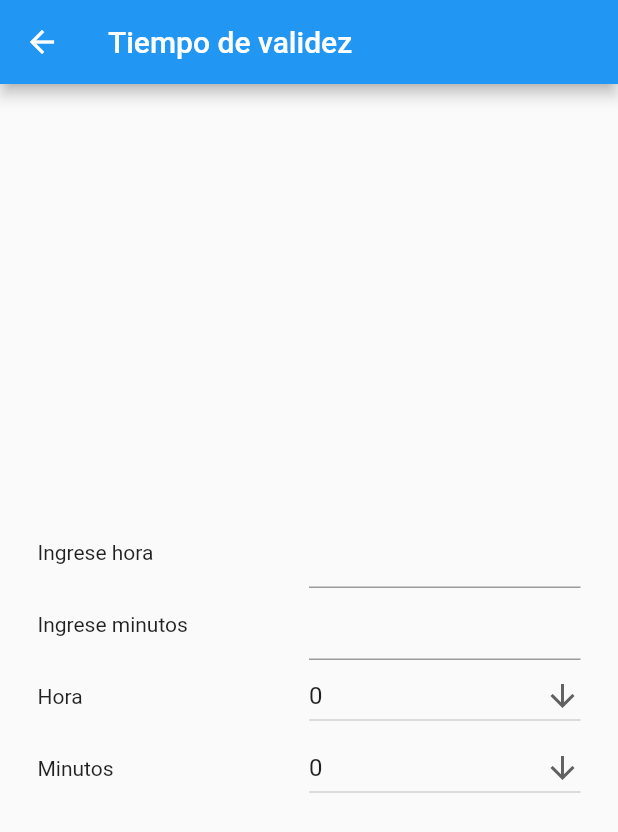
After one commit to alfredo961/widgets_de_prueba, a Flutter app: the TiempoValidezView screen opened by its route, on a phone screen of 412 x 824 dp. The commit adds this screen. Shown: the top 832 px of the screen. Run offline on Flutter 3.47's test engine with Material 2 defaults, Android fonts, the phone set to English and light mode, and no system bars; our stand-ins replace device_info, flutter_local_notifications, get, google_maps_flutter, image_picker, rxdart and 1 more; network calls fail.

Commit message:
tiempo validez

```diff
--- a/lib/home_controller.dart
+++ b/lib/home_controller.dart
@@ -40,4 +40,8 @@ class HomeController extends GetxController {
   Future? passToSocketView() {
     return Get.toNamed("/status");
   }
+
+  Future? passToTiempoValidezView() {
+    return Get.toNamed("/tiempo_validez");
+  }
 }
--- a/lib/home_page.dart
+++ b/lib/home_page.dart
@@ -100,6 +100,12 @@ class HomePage extends StatelessWidget {
                     Icons.signal_wifi_connected_no_internet_4_outlined),
                 onPressed: () => controller.passToSocketView()),
             espacio,
+            FloatingActionButton.extended(
+                heroTag: "btn11",
+                label: const Text("Tiempo de validez"),
+                icon: const Icon(Icons.timelapse),
+                onPressed: () => controller.passToTiempoValidezView()),
+            espacio,
           ],
         ),
       ),
--- a/lib/socket_view/socket_provider.dart
+++ b/lib/socket_view/socket_provider.dart
@@ -1,16 +1,16 @@
 import 'dart:developer';
 import 'package:flutter/material.dart' show ChangeNotifier, debugPrint;
-import 'package:socket_io_client/socket_io_client.dart' as IO;
+import 'package:socket_io_client/socket_io_client.dart' as scket;
 import 'package:tabbar/notificaciones_view/api/notification_api.dart';
 
 enum ServerStatus { online, offline, connecting }
 
 class SocketProvider extends ChangeNotifier {
   ServerStatus _serverStatus = ServerStatus.connecting;
-  IO.Socket? _socket;
+  scket.Socket? _socket;
 
   ServerStatus get serverStatus => _serverStatus;
-  IO.Socket get socket => _socket!;
+  scket.Socket get socket => _socket!;
   Function get emit => _socket!.emit;
 
   String? _nombre;
@@ -31,7 +31,7 @@ class SocketProvider extends ChangeNotifier {
   }
 
   void initSocket() {
-    _socket = IO.io('http://10.0.2.2:3000/', {
+    _socket = scket.io('http://10.0.2.2:3000/', {
       "transports": ["websocket"],
       "autoConnect": true
     });
--- /dev/null
+++ b/lib/tiempo_validez_view/input_formatter.dart
@@ -0,0 +1,20 @@
+import 'package:flutter/material.dart';
+import 'package:flutter/services.dart';
+
+class CustomRangeTextInputFormatter extends TextInputFormatter {
+  @override
+  TextEditingValue formatEditUpdate(
+    TextEditingValue oldValue,
+    TextEditingValue newValue,
+  ) {
+    if (newValue.text == '') {
+      return const TextEditingValue();
+    } else if (int.parse(newValue.text) < 1) {
+      return const TextEditingValue().copyWith(text: '1');
+    }
+
+    return int.parse(newValue.text) > 20
+        ? const TextEditingValue().copyWith(text: '59')
+        : newValue;
+  }
+}
--- /dev/null
+++ b/lib/tiempo_validez_view/tiempo_validez_provider.dart
@@ -0,0 +1,39 @@
+import 'package:flutter/material.dart' show ChangeNotifier;
+import 'package:get/get_state_manager/get_state_manager.dart';
+import 'package:get/state_manager.dart';
+
+class TiempoValidezProvider extends ChangeNotifier {}
+
+class TiempoValidezController extends GetxController {
+  RxString hora = "kk".obs;
+  RxString minutos = "mm".obs;
+  List<String> horasList = List<String>.generate(23, (i) => "$i");
+  List<String> minutosList = List<String>.generate(59, (i) => "$i");
+  RxString horaValue = "0".obs;
+  RxString minutoValue = "0".obs;
+
+  void changeHourText(String value) {
+    hora.value = value;
+    updateList(hora.value);
+  }
+
+  void changeMinuteText(String value) {
+    minutos.value = value;
+  }
+
+  void selectHourValue(value) {
+    horaValue.value = value;
+  }
+
+  void selectMinuteValue(value) {
+    minutoValue.value = value;
+  }
+
+  updateList(String hora) {
+    if (hora.isEmpty) hora = "0";
+    int b = (17 - int.parse(hora));
+    List<String> tempList = List<String>.generate(b, (i) => "$i");
+    horasList.clear();
+    horasList = tempList;
+  }
+}
--- /dev/null
+++ b/lib/tiempo_validez_view/tiempo_validez_view.dart
@@ -0,0 +1,125 @@
+import 'package:flutter/material.dart';
+import 'package:flutter/services.dart';
+import 'package:get/get.dart';
+import 'package:tabbar/tiempo_validez_view/tiempo_validez_provider.dart';
+
+class TiempoValidezView extends StatelessWidget {
+  TiempoValidezView({Key? key}) : super(key: key);
+
+  final TiempoValidezController controller = Get.put(TiempoValidezController());
+
+  @override
+  Widget build(BuildContext context) {
+    return Scaffold(
+      appBar: AppBar(
+        title: const Text('Tiempo de validez'),
+      ),
+      body: Container(
+        margin: const EdgeInsets.symmetric(
+          horizontal: 25.0,
+        ),
+        child: Column(
+          mainAxisAlignment: MainAxisAlignment.center,
+          crossAxisAlignment: CrossAxisAlignment.center,
+          children: <Widget>[
+            RowWidget(
+                text: 'Ingrese hora',
+                child: TextField(
+                  keyboardType: TextInputType.number,
+                  onChanged: controller.changeHourText,
+                  inputFormatters: [
+                    FilteringTextInputFormatter.digitsOnly,
+                  ],
+                )),
+            RowWidget(
+                text: 'Ingrese minutos',
+                child: TextField(
+                  keyboardType: TextInputType.number,
+                  onChanged: controller.changeMinuteText,
+                  inputFormatters: [
+                    FilteringTextInputFormatter.digitsOnly,
+                    //CustomRangeTextInputFormatter("59"),
+                  ],
+                )),
+            RowWidget(
+              text: 'Hora',
+              child: HourDropdown(),
+            ),
+            RowWidget(
+              text: 'Minutos',
+              child: MinuteDropdown(),
+            ),
+          ],
+        ),
+      ),
+    );
+  }
+}
+
+class RowWidget extends StatelessWidget {
+  final String? text;
+  final Widget? child;
+
+  RowWidget({Key? key, required this.text, required this.child})
+      : super(key: key);
+
+  final TiempoValidezController controller = Get.put(TiempoValidezController());
+
+  @override
+  Widget build(BuildContext context) {
+    return Row(
+      children: <Widget>[
+        Expanded(child: Text(text!)),
+        Expanded(child: child!),
+      ],
+    );
+  }
+}
+
+class HourDropdown extends StatelessWidget {
+  final TiempoValidezController controller = Get.put(TiempoValidezController());
+
+  HourDropdown({Key? key}) : super(key: key);
+
+  @override
+  Widget build(BuildContext context) {
+    return Obx(() => DropdownButton<String>(
+          isExpanded: true,
+          value: controller.horaValue.value,
+          icon: const Icon(Icons.arrow_downward),
+          iconSize: 24,
+          onChanged: controller.selectHourValue,
+          items: controller.horasList
+              .map<DropdownMenuItem<String>>((String value) {
+            return DropdownMenuItem<String>(
+              value: value,
+              child: Text(value),
+            );
+          }).toList(),
+        ));
+  }
+}
+
+class MinuteDropdown extends StatelessWidget {
+  final TiempoValidezController controller = Get.put(TiempoValidezController());
+
+  MinuteDropdown({Key? key}) : super(key: key);
+
+  @override
+  Widget build(BuildContext context) {
+    return Obx(() => DropdownButton<String>(
+          isExpanded: true,
+          value: controller.minutoValue.value,
+          icon: const Icon(Icons.arrow_downward),
+          iconSize: 24,
+          onChanged: controller.selectMinuteValue,
+          items: controller.minutosList
+              .map<DropdownMenuItem<String>>((String value) {
+            return DropdownMenuItem<String>(
+              value: value,
+              child: Text(value),
+            );
+          }).toList(),
+        ));
+  }
+}
--- /dev/null
+++ b/lib/utils/routes.dart
@@ -0,0 +1,54 @@
+import 'package:get/get_navigation/src/routes/get_route.dart';
+import 'package:provider/provider.dart';
+import 'package:tabbar/animation_view/animation_page.dart';
+import 'package:tabbar/device_info_view/device_info_provider.dart';
+import 'package:tabbar/device_info_view/device_info_view.dart';
+import 'package:tabbar/dropdown_view/dropdown_page.dart';
+import 'package:tabbar/form_view/form_page.dart';
+import 'package:tabbar/home_page.dart';
+import 'package:tabbar/map_view/map_view.dart';
+import 'package:tabbar/notificaciones_view/notificaciones_provider.dart';
+import 'package:tabbar/notificaciones_view/notificaciones_view.dart';
+import 'package:tabbar/ocr_view/ocr_view.dart';
+import 'package:tabbar/socket_view/socket_provider.dart';
+import 'package:tabbar/socket_view/socket_view.dart';
+import 'package:tabbar/socket_view/status_page.dart';
+import 'package:tabbar/stepper_views/stepper_page.dart';
+import 'package:tabbar/tabs_view/tab_page.dart';
+import 'package:tabbar/tiempo_validez_view/tiempo_validez_view.dart';
+
+List<GetPage<dynamic>>? getPages = [
+  GetPage(name: '/', page: () => HomePage()),
+  GetPage(name: '/tabs', page: () => TabBarPage()),
+  GetPage(name: '/steps', page: () => StepperPage()),
+  GetPage(name: '/form', page: () => FormPage()),
+  GetPage(name: '/map', page: () => const MapWidgetView()),
+  GetPage(name: '/dropdown', page: () => DropdownPage()),
+  GetPage(name: '/animation', page: () => const AnimationPage()),
+  GetPage(name: '/ocr', page: () => OCRView()),
+  GetPage(
+      name: '/notificacion',
+      page: () => ChangeNotifierProvider<NotificacionesProvider>(
+            create: (_) => NotificacionesProvider(),
+            child: const NotificacionesView(),
+          )),
+  GetPage(
+      name: '/deviceInfo',
+      page: () => ChangeNotifierProvider<DeviceInfoProvider>(
+            create: (_) => DeviceInfoProvider(),
+            child: const DeviceInfoView(),
+          )),
+  GetPage(
+      name: '/socket',
+      page: () => ChangeNotifierProvider<SocketProvider>(
+            create: (_) => SocketProvider(),
+            child: const SocketView(),
+          )),
+  GetPage(
+      name: '/status',
+      page: () => ChangeNotifierProvider<SocketProvider>(
+            create: (_) => SocketProvider(),
+            child: const StatusPage(),
+          )),
+  GetPage(name: '/tiempo_validez', page: () => TiempoValidezView())
+];
--- a/pubspec.yaml
+++ b/pubspec.yaml
@@ -30,13 +30,9 @@ dependencies:
   cupertino_icons: ^1.0.2
   get: ^4.1.4
   google_maps_flutter: ^2.0.6
-  flutter_mobile_vision_2: ^0.1.11
   camera: ^0.8.1+7
-  learning_text_recognition: ^0.0.2
-  learning_input_image: ^0.0.5
   provider: ^6.0.1
-  image_picker: ^0.7.5+4
-  flutter_tesseract_ocr: ^0.4.18
+  image_picker: ^0.8.4+4
   flutter_local_notifications: ^9.0.1
   rxdart: ^0.27.2
   device_info: ^2.0.3
```
Also changed, not shown: lib/main.dart (+2 -48 lines), lib/ocr_view/ocr2_controller.dart (deleted, +0 -35 lines), lib/ocr_view/ocr2_view.dart (deleted, +0 -79 lines), lib/ocr_view/ocr3_controller.dart (+4 -5 lines), lib/ocr_view/ocr_controller.dart (+30 -30 lines), lib/socket_view/sockets.dart (+4 -4 lines), pubspec.lock, 7 other files.
